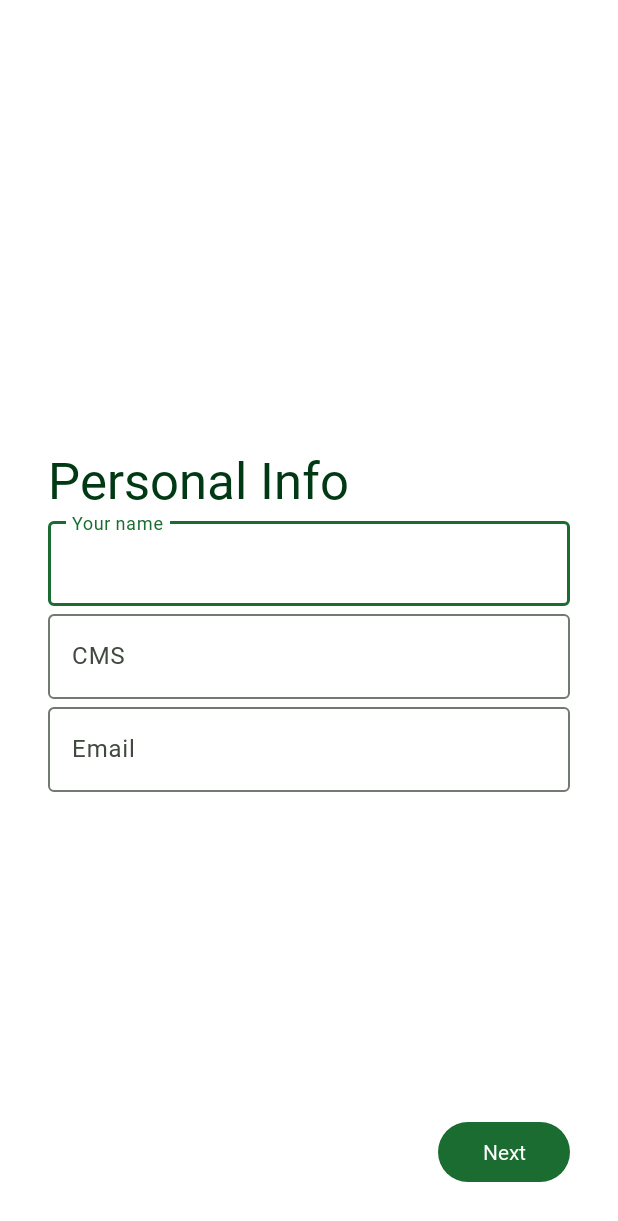
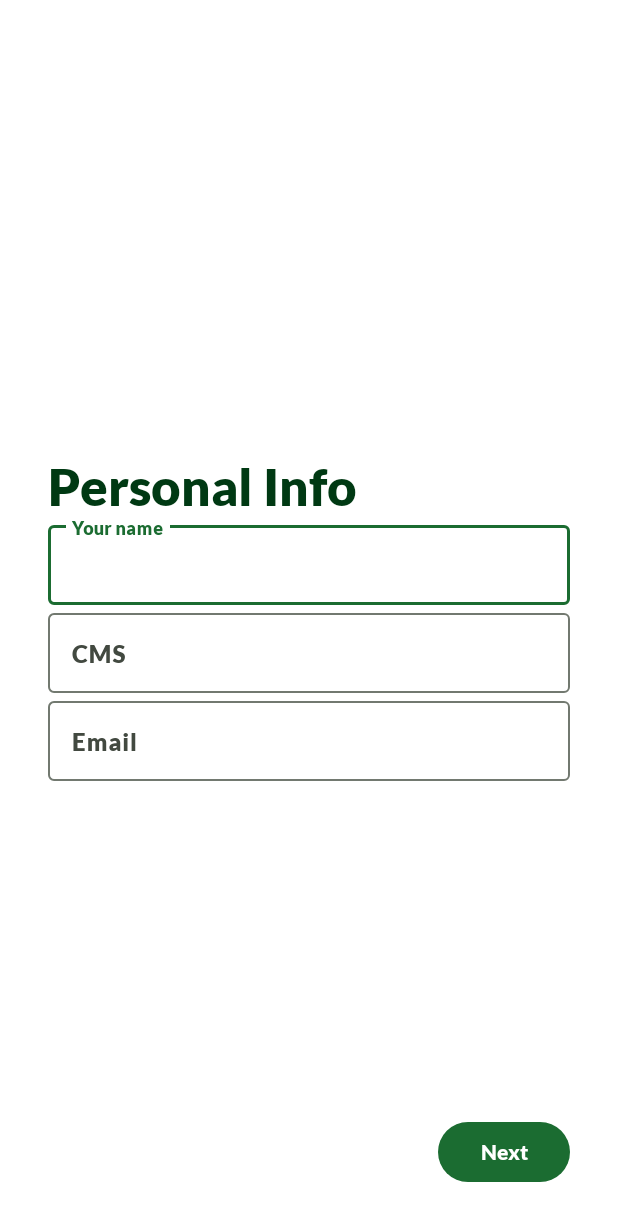
Before and after one commit to ahmadhassan44/MentSync, an Android app: the PersonalInfoActivity screen opened directly, with no data from a screen before it, on a phone screen of 412 x 824 dp. Shown: the top 1221 px of the screen. Run offline under Robolectric (Android 15) with nearby library versions, the phone set to English and light mode, and no system bars.

Commit message:
Fixed the font name issue

```diff
--- a/app/src/main/res/layout/activity_academic_info.xml
+++ b/app/src/main/res/layout/activity_academic_info.xml
@@ -34,10 +34,7 @@
             style="@style/Widget.Material3.TextInputLayout.OutlinedBox.ExposedDropdownMenu"
             android:layout_width="match_parent"
             android:layout_height="match_parent"
-            android:layout_weight="1"
-            android:hint="Select Discipline"
-            app:hint="Select Discipline"
-            app:hintTextColor="#938585">
+            android:layout_weight="1">
 
             <AutoCompleteTextView
                 android:id="@+id/autoCompleteTextView3"
--- a/app/src/main/res/layout/activity_login_signup.xml
+++ b/app/src/main/res/layout/activity_login_signup.xml
@@ -26,7 +26,6 @@
         android:layout_height="wrap_content"
         android:layout_marginStart="32dp"
         android:layout_marginEnd="32dp"
-        android:fontFamily="@font/LatoBlack"
         android:text="Create new account"
         android:textColor="@color/md_theme_dark_inversePrimary"
         app:layout_constraintBottom_toBottomOf="parent"
@@ -53,7 +52,6 @@
             android:layout_width="match_parent"
             android:layout_height="wrap_content"
             android:drawableStart="@drawable/baseline_lock_24"
-            android:fontFamily="@font/LatoBlack"
             android:hint="hint"
             android:singleLine="true"
             android:textColor="@color/md_theme_dark_inversePrimary" />
@@ -79,7 +77,6 @@
             android:layout_width="match_parent"
             android:layout_height="wrap_content"
             android:drawableStart="@drawable/baseline_person_24"
-            android:fontFamily="@font/LatoBlack"
             android:hint="hint"
             android:singleLine="true"
             android:textColor="@color/md_theme_dark_inversePrimary" />
@@ -90,7 +87,6 @@
         android:layout_width="wrap_content"
         android:layout_height="wrap_content"
         android:clickable="true"
-        android:fontFamily="@font/LatoBlack"
         android:text="Forgot password?"
         android:textColor="@color/md_theme_dark_inversePrimary"
         app:layout_constraintBottom_toBottomOf="parent"
@@ -106,7 +102,6 @@
         android:layout_height="wrap_content"
         android:layout_marginStart="32dp"
         android:layout_marginEnd="32dp"
-        android:fontFamily="@font/LatoBlack"
         android:text="Login"
         app:layout_constraintBottom_toBottomOf="parent"
         app:layout_constraintEnd_toEndOf="parent"
--- a/app/src/main/res/layout/activity_personal_info.xml
+++ b/app/src/main/res/layout/activity_personal_info.xml
@@ -23,7 +23,6 @@
             android:id="@+id/textView4"
             android:layout_width="match_parent"
             android:layout_height="wrap_content"
-            android:fontFamily="@font/LatoBold"
             android:text="Personal Info"
             android:textAlignment="textStart"
             android:textAllCaps="false"
@@ -38,7 +37,6 @@
             <com.google.android.material.textfield.TextInputEditText
                 android:layout_width="match_parent"
                 android:layout_height="wrap_content"
-                android:fontFamily="@font/LatoBlack"
                 android:hint="Your name" />
         </com.google.android.material.textfield.TextInputLayout>
 
@@ -49,7 +47,6 @@
             <com.google.android.material.textfield.TextInputEditText
                 android:layout_width="match_parent"
                 android:layout_height="wrap_content"
-                android:fontFamily="@font/LatoBlack"
                 android:hint="CMS" />
         </com.google.android.material.textfield.TextInputLayout>
 
@@ -63,7 +60,6 @@
                 android:layout_height="wrap_content"
                 android:layout_weight="1"
                 android:ems="10"
-                android:fontFamily="@font/LatoBlack"
                 android:hint="Email"
                 android:inputType="textEmailAddress" />
         </com.google.android.material.textfield.TextInputLayout>
@@ -76,7 +72,6 @@
         android:layout_height="wrap_content"
         android:layout_marginEnd="32dp"
         android:layout_marginBottom="32dp"
-        android:fontFamily="@font/LatoBlack"
         android:text="Next"
         app:layout_constraintBottom_toBottomOf="parent"
         app:layout_constraintEnd_toEndOf="parent" />
--- a/app/src/main/res/layout/activity_role.xml
+++ b/app/src/main/res/layout/activity_role.xml
@@ -12,7 +12,6 @@
         android:layout_width="wrap_content"
         android:layout_height="wrap_content"
         android:layout_marginEnd="72dp"
-        android:fontFamily="@font/LatoBlack"
         android:text="Mentee"
         app:layout_constraintBottom_toBottomOf="parent"
         app:layout_constraintEnd_toEndOf="parent"
@@ -24,7 +23,6 @@
         android:layout_width="wrap_content"
         android:layout_height="wrap_content"
         android:layout_marginStart="72dp"
-        android:fontFamily="@font/LatoBlack"
         android:text="Mentor"
         app:layout_constraintBottom_toBottomOf="parent"
         app:layout_constraintStart_toStartOf="parent"
@@ -35,7 +33,6 @@
         android:id="@+id/textView"
         android:layout_width="wrap_content"
         android:layout_height="wrap_content"
-        android:fontFamily="@font/LatoBlack"
         android:text="Continue as a "
         android:textColor="@color/md_theme_dark_outlineVariant"
         android:textSize="24sp"
--- a/app/src/main/res/values-night/themes.xml
+++ b/app/src/main/res/values-night/themes.xml
@@ -27,6 +27,6 @@
         <item name="colorOnSurfaceInverse">@color/md_theme_dark_inverseOnSurface</item>
         <item name="colorSurfaceInverse">@color/md_theme_dark_inverseSurface</item>
         <item name="colorPrimaryInverse">@color/md_theme_dark_inversePrimary</item>
-        <item name="android:fontFamily">@font/LatoBlack</item>
+        <item name="android:fontFamily">@font/latoblack</item>
     </style>
 </resources>
--- a/app/src/main/res/values/themes.xml
+++ b/app/src/main/res/values/themes.xml
@@ -27,6 +27,6 @@
         <item name="colorOnSurfaceInverse">@color/md_theme_light_inverseOnSurface</item>
         <item name="colorSurfaceInverse">@color/md_theme_light_inverseSurface</item>
         <item name="colorPrimaryInverse">@color/md_theme_light_inversePrimary</item>
-        <item name="android:fontFamily">@font/LatoBlack</item>
+        <item name="android:fontFamily">@font/latoblack</item>
     </style>
 </resources>
```
